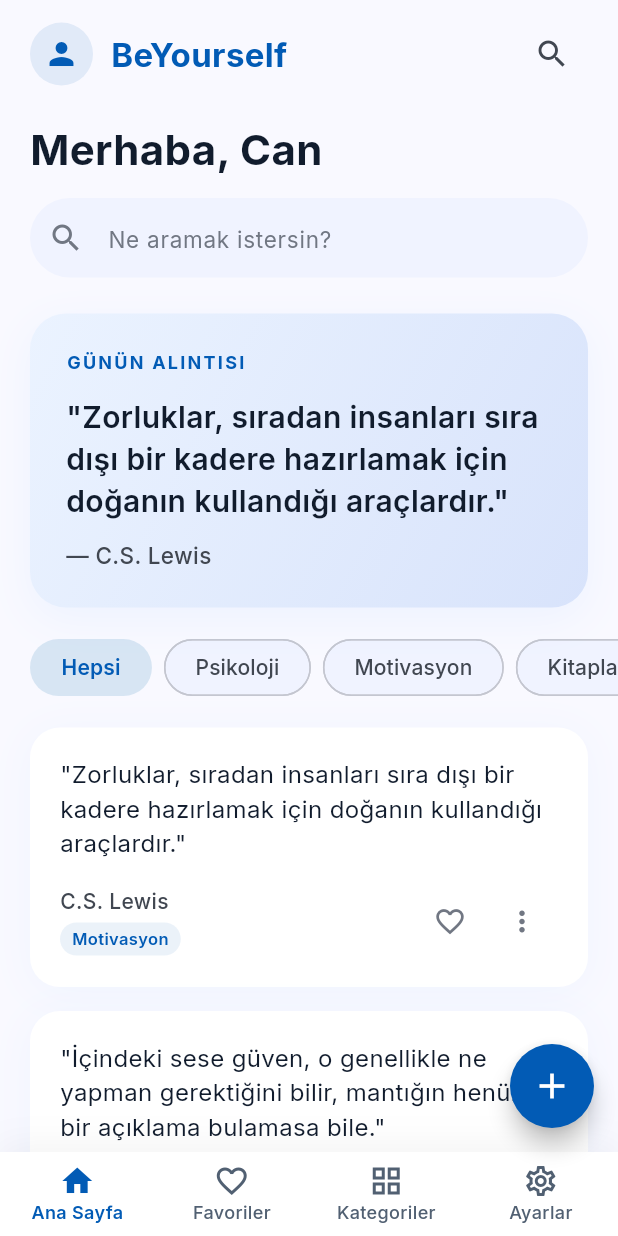
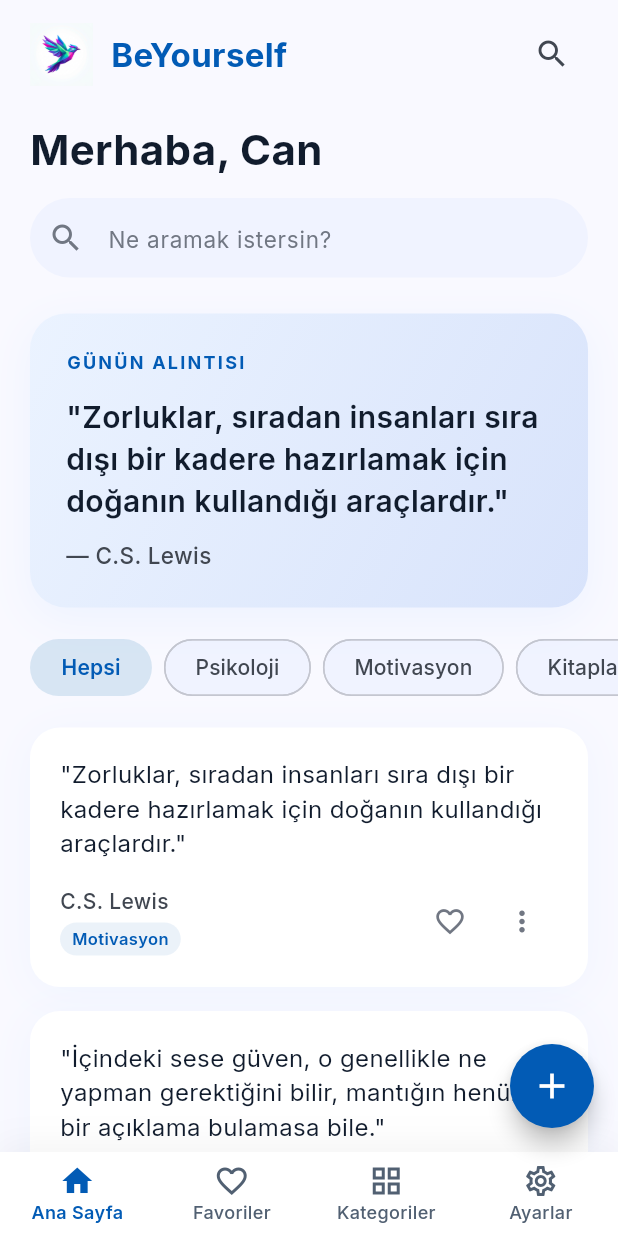
Before and after one commit to zehratuncer/BEYourself-Project, a Flutter app: the screen it shows after launch, on a phone screen of 412 x 824 dp. Run offline on Flutter 3.47's test engine with Material 3 defaults, Android fonts, the phone set to English and light mode, and no system bars; our stand-ins replace flutter_riverpod, google_fonts.

Commit message:
anasayfada sol ustteki icon değişti

```diff
--- a/be_yourself/lib/features/home/presentation/pages/home_page.dart
+++ b/be_yourself/lib/features/home/presentation/pages/home_page.dart
@@ -35,17 +35,11 @@ class HomePage extends ConsumerWidget {
                   children: [
                     Row(
                       children: [
-                        Container(
+                        Image.asset(
+                          'assets/images/app_bird_logo.png',
                           width: 42,
                           height: 42,
-                          decoration: BoxDecoration(
-                            shape: BoxShape.circle,
-                            color: AppColors.primaryBlue.withAlpha(25),
-                          ),
-                          child: const Icon(
-                            Icons.person,
-                            color: AppColors.primaryBlue,
-                          ),
+                          fit: BoxFit.contain,
                         ),
                         const SizedBox(width: 12),
                         const Text(
```
